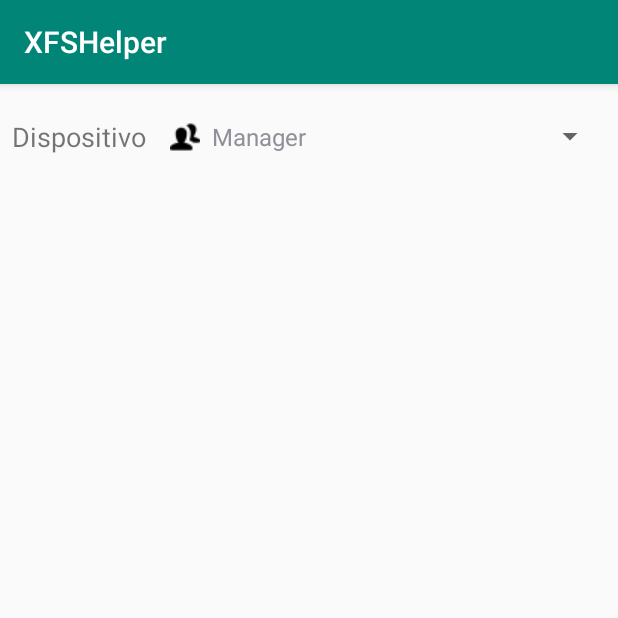
After one commit to SuperG280/XFSHelper, an Android app: the DevicesActivity screen opened directly, with no data from a screen before it, on a phone screen of 412 x 824 dp, the top half of it. The commit adds this screen. Run offline under Robolectric (Android 15) with nearby library versions, the phone set to English and light mode, and no system bars.

Commit message:
Inicio de actividad de Dispositivos. Spinner con los dispositivos y sus iconos. Iconos nuevos para dispositivos.

```diff
--- a/app/src/main/AndroidManifest.xml
+++ b/app/src/main/AndroidManifest.xml
@@ -9,11 +9,12 @@
         android:roundIcon="@drawable/main_icon_round"
         android:supportsRtl="true"
         android:theme="@style/AppTheme">
+        <activity android:name=".DevicesActivity"></activity>
         <activity
             android:name=".MainActivity"
             android:label="@string/app_name"
-            android:theme="@style/AppTheme.NoActionBar"
-			android:screenOrientation="portrait">
+            android:screenOrientation="portrait"
+            android:theme="@style/AppTheme.NoActionBar">
             <intent-filter>
                 <action android:name="android.intent.action.MAIN" />
 
--- /dev/null
+++ b/app/src/main/java/com/superg280/dev/xfshelper/DevicesActivity.java
@@ -0,0 +1,36 @@
+package com.superg280.dev.xfshelper;
+
+import android.support.v7.app.AppCompatActivity;
+import android.os.Bundle;
+import android.view.View;
+import android.widget.AdapterView;
+import android.widget.ArrayAdapter;
+import android.widget.Spinner;
+
+public class DevicesActivity extends AppCompatActivity {
+
+    @Override
+    protected void onCreate(Bundle savedInstanceState) {
+        super.onCreate(savedInstanceState);
+        setContentView(R.layout.activity_devices);
+
+        final Spinner spinnerDevices = findViewById( R.id.spinner_devices_select);
+        DevicesSpinnerAdapter devicesAdapter = new DevicesSpinnerAdapter( getApplicationContext(), Devices.getDev_icons(), Devices.getDev_literales());
+
+
+        spinnerDevices.setAdapter(devicesAdapter);
+
+        spinnerDevices.setOnItemSelectedListener( new AdapterView.OnItemSelectedListener() {
+
+            @Override
+            public void onItemSelected(AdapterView<?> adapterView, View view, int pos, long id) {
+
+            }
+
+            @Override
+            public void onNothingSelected(AdapterView<?> parent) {
+
+            }
+        });
+    }
+}
--- /dev/null
+++ b/app/src/main/java/com/superg280/dev/xfshelper/DevicesSpinnerAdapter.java
@@ -0,0 +1,57 @@
+package com.superg280.dev.xfshelper;
+
+import android.content.Context;
+import android.support.annotation.Nullable;
+import android.view.LayoutInflater;
+import android.view.View;
+import android.view.ViewGroup;
+import android.widget.BaseAdapter;
+import android.widget.ImageView;
+import android.widget.TextView;
+
+public class DevicesSpinnerAdapter extends BaseAdapter {
+
+    Context context;
+    int icons[];
+    String[] literals;
+    LayoutInflater inflter;
+
+    public DevicesSpinnerAdapter(Context applicationContext, int[] icons, String[] literals) {
+        this.context = applicationContext;
+        this.icons = icons;
+        this.literals = literals;
+        inflter = (LayoutInflater.from(applicationContext));
+    }
+
+    @Override
+    public int getCount() {
+        return icons.length;
+    }
+
+    @Override
+    public Object getItem(int i) {
+        return null;
+    }
+
+    @Override
+    public long getItemId(int i) {
+        return 0;
+    }
+
+    @Override
+    public View getView(int i, View view, ViewGroup viewGroup) {
+        view = inflter.inflate(R.layout.custom_spinner_devices, null);
+        ImageView icon = view.findViewById(R.id.imageView_device);
+        TextView names = view.findViewById(R.id.textView_device);
+        icon.setImageResource(icons[i]);
+        names.setText(literals[i]);
+        return view;
+    }
+
+    @Nullable
+    @Override
+    public CharSequence[] getAutofillOptions() {
+
+        return new CharSequence[0];
+    }
+}
--- /dev/null
+++ b/app/src/main/res/layout/activity_devices.xml
@@ -0,0 +1,30 @@
+<?xml version="1.0" encoding="utf-8"?>
+<android.support.constraint.ConstraintLayout xmlns:android="http://schemas.android.com/apk/res/android"
+    xmlns:app="http://schemas.android.com/apk/res-auto"
+    xmlns:tools="http://schemas.android.com/tools"
+    android:layout_width="match_parent"
+    android:layout_height="match_parent"
+    tools:context=".DevicesActivity">
+
+    <TextView
+        android:id="@+id/textView_devices_select_label"
+        android:layout_width="wrap_content"
+        android:layout_height="wrap_content"
+        android:layout_marginStart="8dp"
+        android:text="@string/devices_select_label"
+        android:textSize="18sp"
+        app:layout_constraintBottom_toBottomOf="@+id/spinner_devices_select"
+        app:layout_constraintStart_toStartOf="parent"
+        app:layout_constraintTop_toTopOf="@+id/spinner_devices_select" />
+
+    <Spinner
+        android:id="@+id/spinner_devices_select"
+        android:layout_width="0dp"
+        android:layout_height="wrap_content"
+        android:layout_marginStart="8dp"
+        android:layout_marginTop="8dp"
+        android:layout_marginEnd="8dp"
+        app:layout_constraintEnd_toEndOf="parent"
+        app:layout_constraintStart_toEndOf="@+id/textView_devices_select_label"
+        app:layout_constraintTop_toTopOf="parent" />
+</android.support.constraint.ConstraintLayout>
--- /dev/null
+++ b/app/src/main/res/layout/custom_spinner_devices.xml
@@ -0,0 +1,34 @@
+<?xml version="1.0" encoding="utf-8"?>
+<android.support.constraint.ConstraintLayout xmlns:android="http://schemas.android.com/apk/res/android"
+    xmlns:app="http://schemas.android.com/apk/res-auto"
+    xmlns:tools="http://schemas.android.com/tools"
+    android:layout_width="match_parent"
+    android:layout_height="wrap_content">
+
+    <ImageView
+        android:id="@+id/imageView_device"
+        android:layout_width="wrap_content"
+        android:layout_height="wrap_content"
+        android:layout_marginStart="8dp"
+        android:layout_marginTop="16dp"
+        android:layout_marginBottom="16dp"
+        app:layout_constraintBottom_toBottomOf="parent"
+        app:layout_constraintStart_toStartOf="parent"
+        app:layout_constraintTop_toTopOf="parent"
+        app:srcCompat="@drawable/dev_dispenser" />
+
+    <TextView
+        android:id="@+id/textView_device"
+        android:layout_width="0dp"
+        android:layout_height="wrap_content"
+        android:layout_marginStart="8dp"
+        android:layout_marginTop="16dp"
+        android:layout_marginEnd="8dp"
+        android:layout_marginBottom="16dp"
+        android:text="TextView"
+        android:textSize="16sp"
+        app:layout_constraintBottom_toBottomOf="parent"
+        app:layout_constraintEnd_toEndOf="parent"
+        app:layout_constraintStart_toEndOf="@+id/imageView_device"
+        app:layout_constraintTop_toTopOf="parent" />
+</android.support.constraint.ConstraintLayout>
--- a/app/src/main/res/menu/menu_main.xml
+++ b/app/src/main/res/menu/menu_main.xml
@@ -5,6 +5,6 @@
     <item
         android:id="@+id/action_settings"
         android:orderInCategory="100"
-        android:title="@string/action_settings"
+        android:title="@string/action_devices"
         app:showAsAction="never" />
 </menu>
--- a/app/src/main/res/values/strings.xml
+++ b/app/src/main/res/values/strings.xml
@@ -1,10 +1,11 @@
 <resources>
     <string name="app_name">XFSHelper</string>
-    <string name="action_settings">Settings</string>
-	<string name="main_label_find">Código XFS</string>
+    <string name="action_devices">Dispositivos</string>
+    <string name="main_label_find">Código XFS</string>
     <string name="main_label_help_line1">Valores positivos para comandos/eventos</string>
     <string name="main_label_help_line2">Valores negativos para errores</string>
     <string name="main_label_result">Resultado</string>
     <string name="main_switch_execute">Exec</string>
     <string name="main_switch_getinfo">Info</string>
+    <string name="devices_select_label">Dispositivo</string>
 </resources>
```
Also changed, not shown: app/src/main/java/com/superg280/dev/xfshelper/Devices.java (added, +53 -0 lines), app/src/main/java/com/superg280/dev/xfshelper/MainActivity.java (+6 -1 lines), app/src/main/res/drawable/dev_card.png (added), app/src/main/res/drawable/dev_dispenser.png (added), app/src/main/res/drawable/dev_manager.png (added), app/src/main/res/drawable/dev_pinpad.png (added), app/src/main/res/drawable/dev_sensors.png (added).
